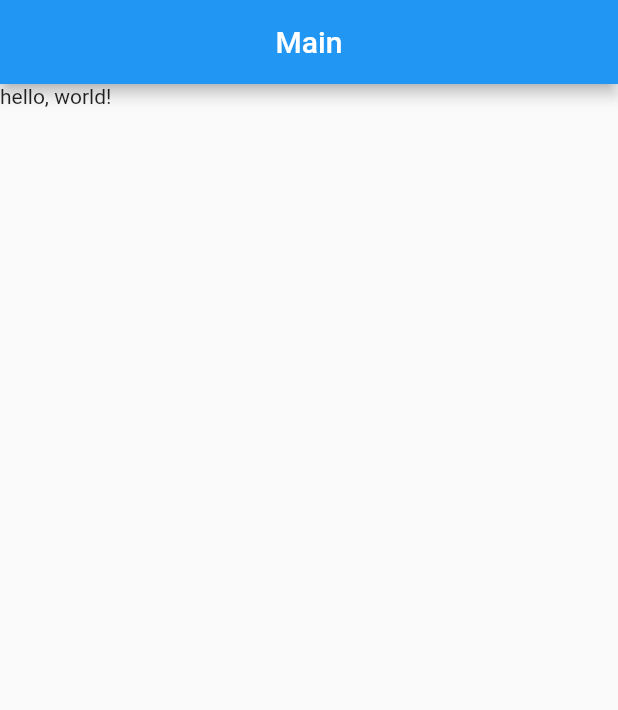
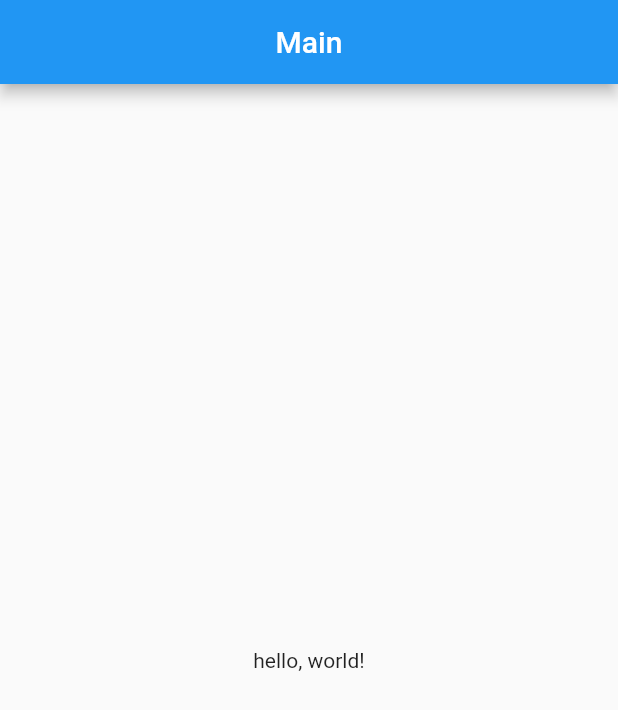
Before and after one commit to TheTahaYaseen/LearningFlutter, a Flutter app: the screen it shows after launch, on a phone screen of 412 x 824 dp. Shown: the top 710 px of the screen. Run offline on Flutter 3.47's test engine with Material 2 defaults, Android fonts, the phone set to English and light mode, and no system bars.

Commit message:
Introduced Containers!

```diff
--- a/app/lib/main.dart
+++ b/app/lib/main.dart
@@ -35,7 +35,11 @@ class MainScreen extends StatelessWidget {
         centerTitle: true,
       ),
       // Body: Tells What Will Go Inside Body Of The Scaffold
-      body: const Text("hello, world!"),
+      // Containers Can Only Have One Child Specified By Child:
+      // Center Is A Container With A Child Centering Its Child
+      body: const Center(
+        child: Text("hello, world!"),
+      ),
     );
   }
 }
```
